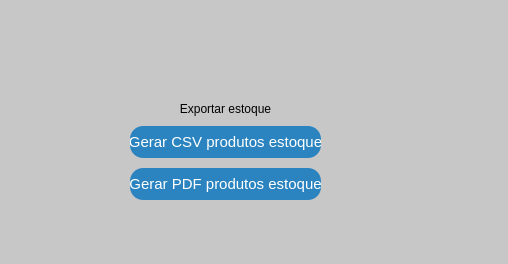
Before: the Qt Designer form relatorios.ui in GabR36/QEstoqueLoja, drawn with Qt 5.
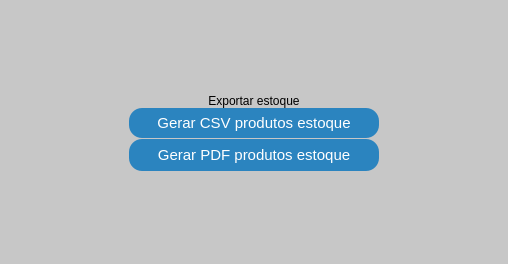
After: the same form once the commit is applied.

Commit message: janela vendas e relatorios.ui responsivas

Diff of the .ui file:
```diff
--- a/relatorios.ui
+++ b/relatorios.ui
@@ -18,8 +18,8 @@
   </property>
   <property name="maximumSize">
    <size>
-    <width>508</width>
-    <height>264</height>
+    <width>16777215</width>
+    <height>16777215</height>
    </size>
   </property>
   <property name="windowTitle">
@@ -66,37 +66,29 @@
 }
 </string>
   </property>
-  <widget class="QWidget" name="layoutWidget">
-   <property name="geometry">
-    <rect>
-     <x>130</x>
-     <y>90</y>
-     <width>191</width>
-     <height>123</height>
-    </rect>
-   </property>
-   <layout class="QVBoxLayout" name="verticalLayout_3">
+  <layout class="QGridLayout" name="gridLayout">
+   <item row="0" column="0">
+    <layout class="QVBoxLayout" name="verticalLayout">
     <property name="spacing">
-     <number>10</number>
-    </property>
-    <item>
-     <spacer name="verticalSpacer">
-      <property name="orientation">
-       <enum>Qt::Vertical</enum>
-      </property>
-      <property name="sizeHint" stdset="0">
-       <size>
-        <width>20</width>
-        <height>40</height>
-       </size>
-      </property>
-     </spacer>
-    </item>
+      <number>0</number>
+     </property>
     <item>
      <widget class="QLabel" name="label">
       <property name="enabled">
        <bool>true</bool>
       </property>
+       <property name="sizePolicy">
+        <sizepolicy hsizetype="Fixed" vsizetype="Fixed">
+         <horstretch>0</horstretch>
+         <verstretch>0</verstretch>
+        </sizepolicy>
+       </property>
+       <property name="minimumSize">
+        <size>
+         <width>250</width>
+         <height>0</height>
+        </size>
+       </property>
       <property name="toolTip">
        <string>Exporte o estoque!</string>
       </property>
@@ -117,10 +109,22 @@
     </item>
     <item>
      <widget class="QPushButton" name="Btn_CsvGen">
+       <property name="sizePolicy">
+        <sizepolicy hsizetype="Fixed" vsizetype="Fixed">
+         <horstretch>0</horstretch>
+         <verstretch>0</verstretch>
+        </sizepolicy>
+       </property>
       <property name="minimumSize">
        <size>
-        <width>32</width>
-        <height>32</height>
+         <width>250</width>
+         <height>30</height>
+        </size>
+       </property>
+       <property name="maximumSize">
+        <size>
+         <width>250</width>
+         <height>30</height>
        </size>
       </property>
       <property name="autoFillBackground">
@@ -135,6 +139,9 @@
       <property name="checkable">
        <bool>true</bool>
       </property>
+       <property name="checked">
+        <bool>false</bool>
+       </property>
       <property name="default">
        <bool>false</bool>
       </property>
@@ -145,12 +152,24 @@
     </item>
     <item>
      <widget class="QPushButton" name="Btn_PdfGen">
+       <property name="sizePolicy">
+        <sizepolicy hsizetype="Fixed" vsizetype="Fixed">
+         <horstretch>0</horstretch>
+         <verstretch>0</verstretch>
+        </sizepolicy>
+       </property>
       <property name="minimumSize">
        <size>
-        <width>32</width>
+         <width>250</width>
         <height>32</height>
        </size>
       </property>
+       <property name="maximumSize">
+        <size>
+         <width>250</width>
+         <height>30</height>
+        </size>
+       </property>
       <property name="styleSheet">
        <string notr="true"/>
       </property>
@@ -159,21 +178,9 @@
       </property>
      </widget>
     </item>
-    <item>
-     <spacer name="verticalSpacer_2">
-      <property name="orientation">
-       <enum>Qt::Vertical</enum>
-      </property>
-      <property name="sizeHint" stdset="0">
-       <size>
-        <width>20</width>
-        <height>40</height>
-       </size>
-      </property>
-     </spacer>
-    </item>
-   </layout>
-  </widget>
+    </layout>
+   </item>
+  </layout>
  </widget>
  <resources/>
  <connections/>
```
Lines whose indentation alone changed are shown as unchanged. The commit also changes 3 other files.
